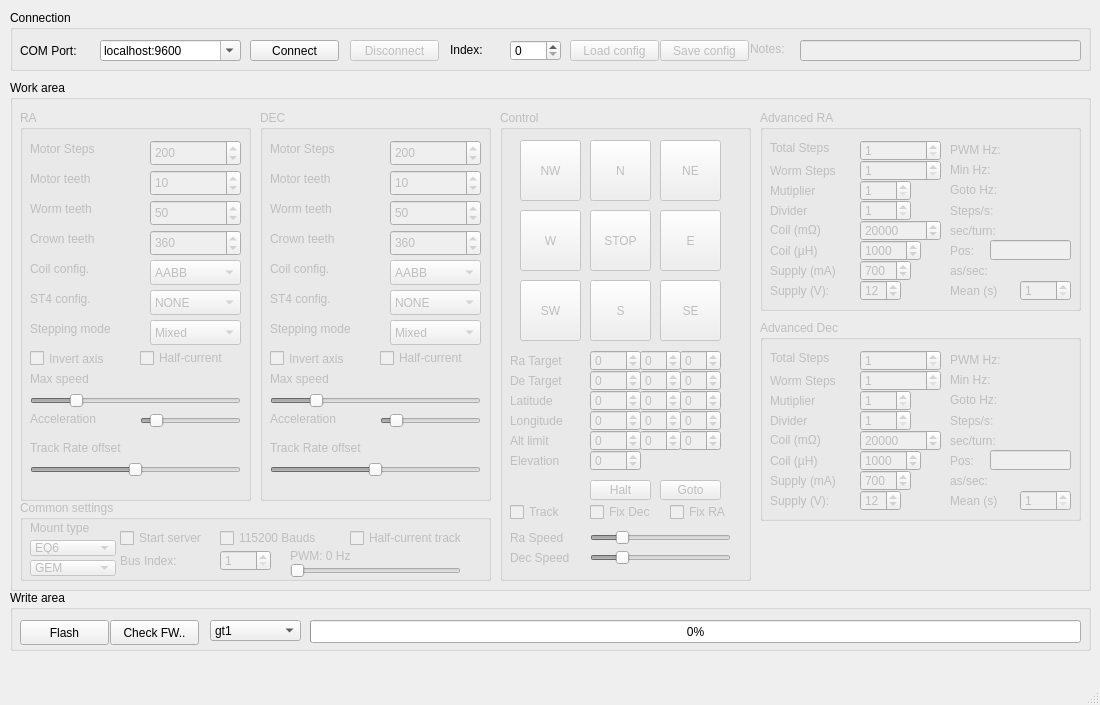
Qt form mainwindow.ui (ahp-electronics/gt-configurator) before a commit.
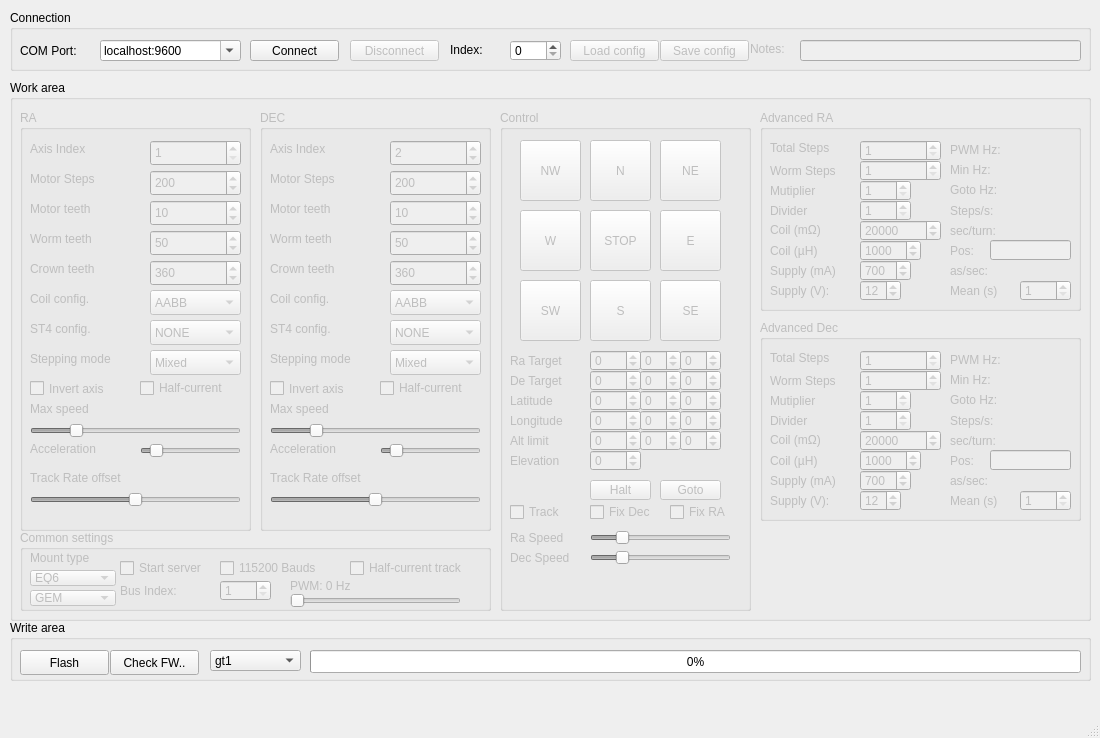
The same form after that commit.

Commit message: Fix typos caused by motor_axis

Patch:
```diff
--- a/mainwindow.ui
+++ b/mainwindow.ui
@@ -7,7 +7,7 @@
     <x>0</x>
     <y>0</y>
     <width>1100</width>
-    <height>705</height>
+    <height>738</height>
    </rect>
   </property>
   <widget class="QWidget" name="centralwidget">
@@ -20,7 +20,7 @@
       <x>10</x>
       <y>80</y>
       <width>1081</width>
-      <height>511</height>
+      <height>541</height>
      </rect>
     </property>
     <property name="contextMenuPolicy">
@@ -41,7 +41,7 @@
        <x>490</x>
        <y>30</y>
        <width>251</width>
-       <height>471</height>
+       <height>501</height>
       </rect>
      </property>
      <property name="title">
@@ -1495,7 +1495,7 @@
        <x>10</x>
        <y>30</y>
        <width>231</width>
-       <height>391</height>
+       <height>421</height>
       </rect>
      </property>
      <property name="title">
@@ -1505,7 +1505,7 @@
       <property name="geometry">
        <rect>
         <x>130</x>
-        <y>30</y>
+        <y>60</y>
         <width>91</width>
         <height>26</height>
        </rect>
@@ -1524,7 +1524,7 @@
       <property name="geometry">
        <rect>
         <x>130</x>
-        <y>90</y>
+        <y>120</y>
         <width>91</width>
         <height>26</height>
        </rect>
@@ -1543,7 +1543,7 @@
       <property name="geometry">
        <rect>
         <x>130</x>
-        <y>120</y>
+        <y>150</y>
         <width>91</width>
         <height>26</height>
        </rect>
@@ -1562,7 +1562,7 @@
       <property name="geometry">
        <rect>
         <x>10</x>
-        <y>30</y>
+        <y>60</y>
         <width>111</width>
         <height>17</height>
        </rect>
@@ -1575,7 +1575,7 @@
       <property name="geometry">
        <rect>
         <x>10</x>
-        <y>90</y>
+        <y>120</y>
         <width>111</width>
         <height>17</height>
        </rect>
@@ -1588,7 +1588,7 @@
       <property name="geometry">
        <rect>
         <x>10</x>
-        <y>120</y>
+        <y>150</y>
         <width>111</width>
         <height>17</height>
        </rect>
@@ -1601,7 +1601,7 @@
       <property name="geometry">
        <rect>
         <x>130</x>
-        <y>150</y>
+        <y>180</y>
         <width>91</width>
         <height>25</height>
        </rect>
@@ -1626,7 +1626,7 @@
       <property name="geometry">
        <rect>
         <x>10</x>
-        <y>150</y>
+        <y>180</y>
         <width>111</width>
         <height>17</height>
        </rect>
@@ -1639,7 +1639,7 @@
       <property name="geometry">
        <rect>
         <x>130</x>
-        <y>180</y>
+        <y>210</y>
         <width>91</width>
         <height>25</height>
        </rect>
@@ -1664,7 +1664,7 @@
       <property name="geometry">
        <rect>
         <x>10</x>
-        <y>180</y>
+        <y>210</y>
         <width>111</width>
         <height>17</height>
        </rect>
@@ -1677,7 +1677,7 @@
       <property name="geometry">
        <rect>
         <x>130</x>
-        <y>60</y>
+        <y>90</y>
         <width>91</width>
         <height>26</height>
        </rect>
@@ -1696,7 +1696,7 @@
       <property name="geometry">
        <rect>
         <x>10</x>
-        <y>60</y>
+        <y>90</y>
         <width>111</width>
         <height>17</height>
        </rect>
@@ -1709,7 +1709,7 @@
       <property name="geometry">
        <rect>
         <x>10</x>
-        <y>281</y>
+        <y>311</y>
         <width>211</width>
         <height>20</height>
        </rect>
@@ -1737,7 +1737,7 @@
       <property name="geometry">
        <rect>
         <x>120</x>
-        <y>300</y>
+        <y>330</y>
         <width>101</width>
         <height>21</height>
        </rect>
@@ -1765,7 +1765,7 @@
       <property name="geometry">
        <rect>
         <x>10</x>
-        <y>260</y>
+        <y>290</y>
         <width>201</width>
         <height>17</height>
        </rect>
@@ -1778,7 +1778,7 @@
       <property name="geometry">
        <rect>
         <x>10</x>
-        <y>300</y>
+        <y>330</y>
         <width>111</width>
         <height>17</height>
        </rect>
@@ -1791,7 +1791,7 @@
       <property name="geometry">
        <rect>
         <x>10</x>
-        <y>238</y>
+        <y>268</y>
         <width>91</width>
         <height>21</height>
        </rect>
@@ -1804,7 +1804,7 @@
       <property name="geometry">
        <rect>
         <x>130</x>
-        <y>210</y>
+        <y>240</y>
         <width>91</width>
         <height>25</height>
        </rect>
@@ -1829,7 +1829,7 @@
       <property name="geometry">
        <rect>
         <x>10</x>
-        <y>210</y>
+        <y>240</y>
         <width>111</width>
         <height>17</height>
        </rect>
@@ -1842,7 +1842,7 @@
       <property name="geometry">
        <rect>
         <x>120</x>
-        <y>240</y>
+        <y>270</y>
         <width>101</width>
         <height>16</height>
        </rect>
@@ -1855,7 +1855,7 @@
       <property name="geometry">
        <rect>
         <x>10</x>
-        <y>350</y>
+        <y>380</y>
         <width>211</width>
         <height>20</height>
        </rect>
@@ -1883,7 +1883,7 @@
       <property name="geometry">
        <rect>
         <x>10</x>
-        <y>330</y>
+        <y>360</y>
         <width>211</width>
         <height>16</height>
        </rect>
@@ -1892,6 +1892,41 @@
        <string>Track Rate offset</string>
       </property>
      </widget>
+     <widget class="QLabel" name="label_42">
+      <property name="geometry">
+       <rect>
+        <x>10</x>
+        <y>30</y>
+        <width>111</width>
+        <height>17</height>
+       </rect>
+      </property>
+      <property name="text">
+       <string>Axis Index</string>
+      </property>
+     </widget>
+     <widget class="QSpinBox" name="AxisIndex_0">
+      <property name="enabled">
+       <bool>false</bool>
+      </property>
+      <property name="geometry">
+       <rect>
+        <x>130</x>
+        <y>30</y>
+        <width>91</width>
+        <height>26</height>
+       </rect>
+      </property>
+      <property name="minimum">
+       <number>1</number>
+      </property>
+      <property name="maximum">
+       <number>9</number>
+      </property>
+      <property name="value">
+       <number>1</number>
+      </property>
+     </widget>
     </widget>
     <widget class="QGroupBox" name="DEC">
      <property name="enabled">
@@ -1902,7 +1937,7 @@
        <x>250</x>
        <y>30</y>
        <width>231</width>
-       <height>391</height>
+       <height>421</height>
       </rect>
      </property>
      <property name="title">
@@ -1912,7 +1947,7 @@
       <property name="geometry">
        <rect>
         <x>130</x>
-        <y>30</y>
+        <y>60</y>
         <width>91</width>
         <height>26</height>
        </rect>
@@ -1931,7 +1966,7 @@
       <property name="geometry">
        <rect>
         <x>130</x>
-        <y>90</y>
+        <y>120</y>
         <width>91</width>
         <height>26</height>
        </rect>
@@ -1950,7 +1985,7 @@
       <property name="geometry">
        <rect>
         <x>130</x>
-        <y>120</y>
+        <y>150</y>
         <width>91</width>
         <height>26</height>
        </rect>
@@ -1969,7 +2004,7 @@
       <property name="geometry">
        <rect>
         <x>10</x>
-        <y>30</y>
+        <y>60</y>
         <width>111</width>
         <height>17</height>
        </rect>
@@ -1982,7 +2017,7 @@
       <property name="geometry">
        <rect>
         <x>10</x>
-        <y>90</y>
+        <y>120</y>
         <width>111</width>
         <height>17</height>
        </rect>
@@ -1995,7 +2030,7 @@
       <property name="geometry">
        <rect>
         <x>10</x>
-        <y>120</y>
+        <y>150</y>
         <width>111</width>
         <height>17</height>
        </rect>
@@ -2008,7 +2043,7 @@
       <property name="geometry">
        <rect>
         <x>130</x>
-        <y>150</y>
+        <y>180</y>
         <width>91</width>
         <height>25</height>
        </rect>
@@ -2033,7 +2068,7 @@
       <property name="geometry">
        <rect>
         <x>10</x>
-        <y>150</y>
+        <y>180</y>
         <width>111</width>
         <height>17</height>
        </rect>
@@ -2046,7 +2081,7 @@
       <property name="geometry">
        <rect>
         <x>130</x>
-        <y>180</y>
+        <y>210</y>
         <width>91</width>
         <height>25</height>
        </rect>
@@ -2071,7 +2106,7 @@
       <property name="geometry">
        <rect>
         <x>10</x>
-        <y>180</y>
+        <y>210</y>
         <width>111</width>
         <height>17</height>
        </rect>
@@ -2084,7 +2119,7 @@
       <property name="geometry">
        <rect>
         <x>130</x>
-        <y>60</y>
+        <y>90</y>
         <width>91</width>
         <height>26</height>
        </rect>
@@ -2103,7 +2138,7 @@
       <property name="geometry">
        <rect>
         <x>10</x>
-        <y>60</y>
+        <y>90</y>
         <width>111</width>
         <height>17</height>
        </rect>
@@ -2116,7 +2151,7 @@
       <property name="geometry">
        <rect>
         <x>10</x>
-        <y>281</y>
+        <y>311</y>
         <width>211</width>
         <height>20</height>
        </rect>
@@ -2144,7 +2179,7 @@
       <property name="geometry">
        <rect>
         <x>120</x>
-        <y>300</y>
+        <y>330</y>
         <width>101</width>
         <height>21</height>
        </rect>
@@ -2172,7 +2207,7 @@
       <property name="geometry">
        <rect>
         <x>10</x>
-        <y>260</y>
+        <y>290</y>
         <width>201</width>
         <height>17</height>
        </rect>
@@ -2185,7 +2220,7 @@
       <property name="geometry">
        <rect>
         <x>10</x>
-        <y>300</y>
+        <y>330</y>
         <width>111</width>
         <height>17</height>
        </rect>
@@ -2198,7 +2233,7 @@
       <property name="geometry">
        <rect>
         <x>10</x>
-        <y>238</y>
+        <y>268</y>
         <width>91</width>
         <height>21</height>
        </rect>
@@ -2211,7 +2246,7 @@
       <property name="geometry">
        <rect>
         <x>130</x>
-        <y>210</y>
+        <y>240</y>
         <width>91</width>
         <height>25</height>
        </rect>
@@ -2236,7 +2271,7 @@
       <property name="geometry">
        <rect>
         <x>10</x>
-        <y>210</y>
+        <y>240</y>
         <width>111</width>
         <height>17</height>
        </rect>
@@ -2249,7 +2284,7 @@
       <property name="geometry">
        <rect>
         <x>120</x>
-        <y>240</y>
+        <y>270</y>
         <width>101</width>
         <height>16</height>
        </rect>
@@ -2262,7 +2297,7 @@
       <property name="geometry">
        <rect>
         <x>10</x>
-        <y>330</y>
+        <y>360</y>
         <width>211</width>
         <height>16</height>
        </rect>
@@ -2275,7 +2310,7 @@
       <property name="geometry">
        <rect>
         <x>10</x>
-        <y>350</y>
+        <y>380</y>
         <width>211</width>
         <height>20</height>
        </rect>
@@ -2299,6 +2334,41 @@
        <number>50</number>
       </property>
      </widget>
+     <widget class="QSpinBox" name="AxisIndex_1">
+      <property name="enabled">
+       <bool>false</bool>
+      </property>
+      <property name="geometry">
+       <rect>
+        <x>130</x>
+        <y>30</y>
+        <width>91</width>
+        <height>26</height>
+       </rect>
+      </property>
+      <property name="minimum">
+       <number>1</number>
+      </property>
+      <property name="maximum">
+       <number>9</number>
+      </property>
+      <property name="value">
+       <number>2</number>
+      </property>
+     </widget>
+     <widget class="QLabel" name="label_43">
+      <property name="geometry">
+       <rect>
+        <x>10</x>
+        <y>30</y>
+        <width>111</width>
+        <height>17</height>
+       </rect>
+      </property>
+      <property name="text">
+       <string>Axis Index</string>
+      </property>
+     </widget>
     </widget>
     <widget class="QGroupBox" name="commonSettings">
      <property name="enabled">
@@ -2307,7 +2377,7 @@
      <property name="geometry">
       <rect>
        <x>10</x>
-       <y>420</y>
+       <y>450</y>
        <width>471</width>
        <height>81</height>
       </rect>
@@ -2705,7 +2775,7 @@
     <property name="geometry">
      <rect>
       <x>10</x>
-      <y>590</y>
+      <y>620</y>
       <width>1081</width>
       <height>61</height>
      </rect>
```
The commit also changes 2 other files.
